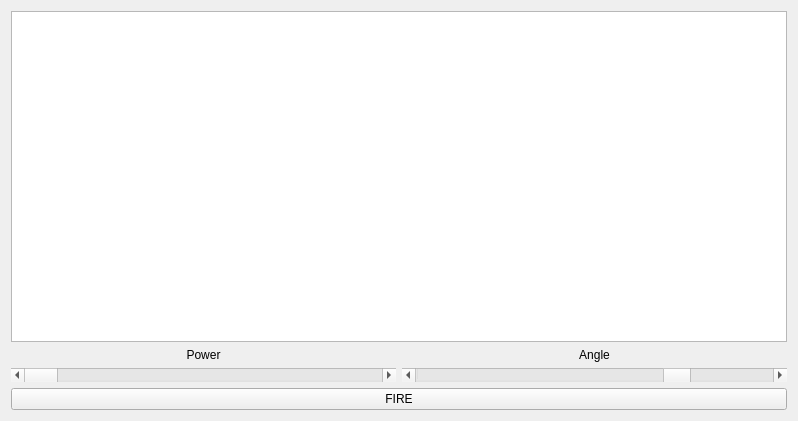
Qt form 3rd_semester/hw03_tanks/01_Tanks/tanksWindow.ui (Axroy/SPbSU_study) before a commit.
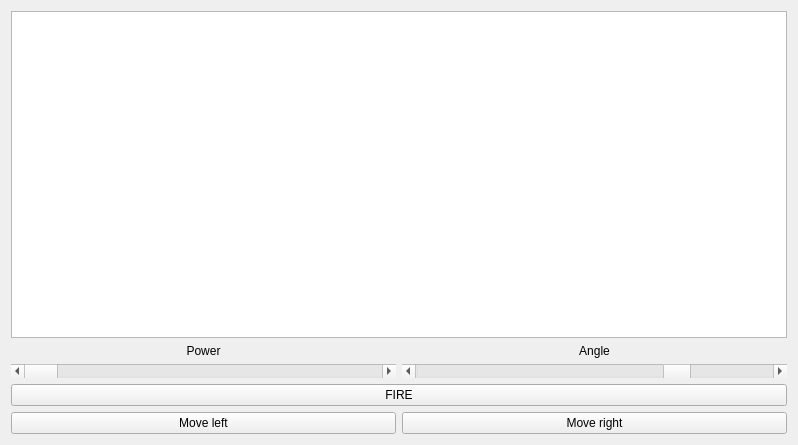
The same form after that commit.

Commit message: Connected the gun with the tank, added primitive tank movement.

What changed in the file:
```diff
--- a/3rd_semester/hw03_tanks/01_Tanks/tanksWindow.ui
+++ b/3rd_semester/hw03_tanks/01_Tanks/tanksWindow.ui
@@ -7,7 +7,7 @@
     <x>0</x>
     <y>0</y>
     <width>798</width>
-    <height>421</height>
+    <height>445</height>
    </rect>
   </property>
   <property name="focusPolicy">
@@ -84,6 +84,24 @@
         </property>
        </widget>
       </item>
+      <item>
+       <layout class="QHBoxLayout" name="horizontalLayout_4">
+        <item>
+         <widget class="QPushButton" name="moveLeftButton">
+          <property name="text">
+           <string>Move left</string>
+          </property>
+         </widget>
+        </item>
+        <item>
+         <widget class="QPushButton" name="moveRightButton">
+          <property name="text">
+           <string>Move right</string>
+          </property>
+         </widget>
+        </item>
+       </layout>
+      </item>
      </layout>
     </item>
    </layout>
```
The commit also changes 3 other files.
